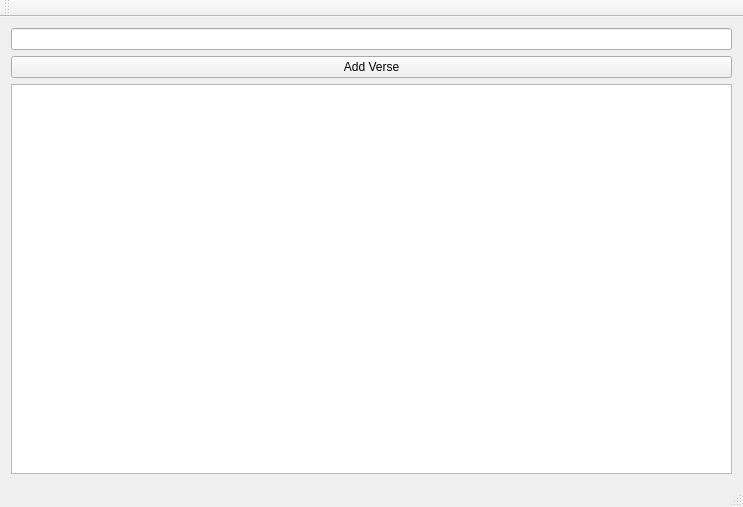
Old version of the form src/mainwindow.ui in the repository gioffgp/VerseAccumulator.
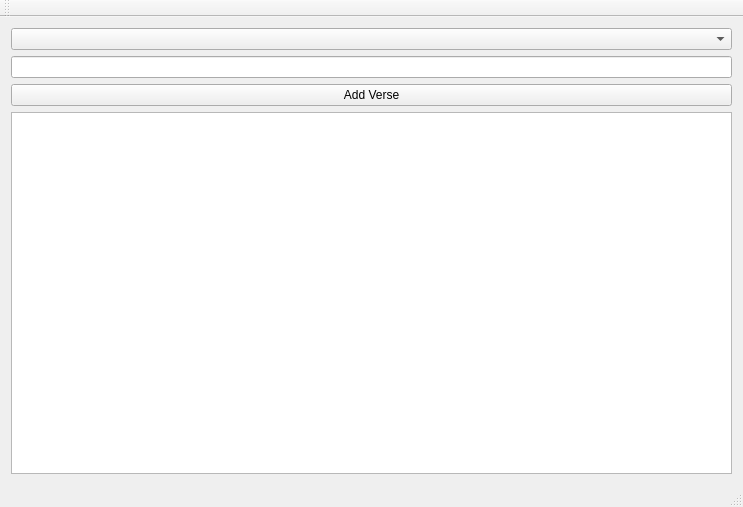
New version of the form.

Commit message: Allow to choose bible book

What changed in the file:
```diff
--- a/src/mainwindow.ui
+++ b/src/mainwindow.ui
@@ -15,6 +15,9 @@
   </property>
   <widget class="QWidget" name="centralWidget">
    <layout class="QVBoxLayout" name="verticalLayout">
+    <item>
+     <widget class="QComboBox" name="CBBibleBook"/>
+    </item>
     <item>
      <widget class="QLineEdit" name="LEVerseEntry"/>
     </item>
```
The commit also changes 1 other file.
